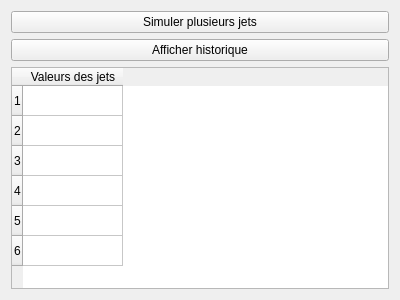
Above: simulation_de/dehisto.ui from ValDV/Projets_qt before the change. Below: the same form after it.
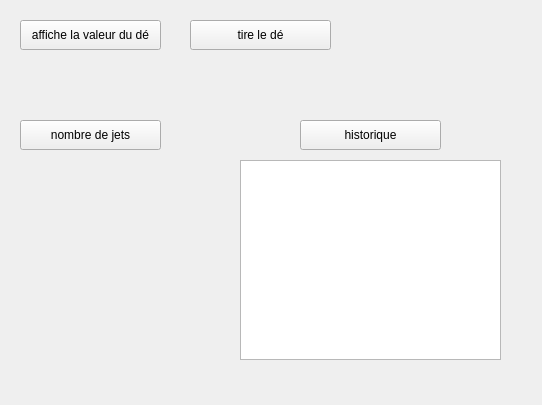
That is the form after the change.

What changed in the file:
```diff
--- a/simulation_de/dehisto.ui
+++ b/simulation_de/dehisto.ui
@@ -1,54 +1,95 @@
 <?xml version="1.0" encoding="UTF-8"?>
 <ui version="4.0">
- <class>Dehisto</class>
- <widget class="QWidget" name="Dehisto">
+ <class>DeHisto</class>
+ <widget class="QMainWindow" name="DeHisto">
   <property name="geometry">
    <rect>
     <x>0</x>
     <y>0</y>
-    <width>400</width>
-    <height>300</height>
+    <width>542</width>
+    <height>405</height>
    </rect>
   </property>
   <property name="windowTitle">
    <string>Dehisto</string>
   </property>
-  <layout class="QVBoxLayout" name="verticalLayout">
-   <item>
-    <widget class="QPushButton" name="buttonSimuler">
-     <property name="text">
-      <string>Simuler plusieurs jets</string>
-     </property>
-    </widget>
-   </item>
-   <item>
-    <widget class="QPushButton" name="buttonAfficher">
-     <property name="text">
-      <string>Afficher historique</string>
-     </property>
-    </widget>
-   </item>
-   <item>
-    <widget class="QTableWidget" name="tableHistorique">
-     <property name="columnCount">
-      <number>1</number>
-     </property>
-     <property name="rowCount">
-      <number>6</number>
-     </property>
-     <property name="horizontalHeaderLabels">
-      <stringlist>
-       <string>Valeurs des jets</string>
-      </stringlist>
-     </property>
-     <column>
-      <property name="text">
-       <string>Valeurs des jets</string>
-      </property>
-     </column>
-    </widget>
-   </item>
-  </layout>
+  <widget class="QWidget" name="centralwidget">
+   <widget class="QPushButton" name="tireDe">
+    <property name="geometry">
+     <rect>
+      <x>190</x>
+      <y>20</y>
+      <width>141</width>
+      <height>30</height>
+     </rect>
+    </property>
+    <property name="text">
+     <string>tire le dé</string>
+    </property>
+   </widget>
+   <widget class="QPushButton" name="afficheValeurDe">
+    <property name="geometry">
+     <rect>
+      <x>20</x>
+      <y>20</y>
+      <width>141</width>
+      <height>30</height>
+     </rect>
+    </property>
+    <property name="text">
+     <string>affiche la valeur du dé</string>
+    </property>
+   </widget>
+   <widget class="QPushButton" name="nombreJets">
+    <property name="geometry">
+     <rect>
+      <x>20</x>
+      <y>120</y>
+      <width>141</width>
+      <height>30</height>
+     </rect>
+    </property>
+    <property name="text">
+     <string>nombre de jets</string>
+    </property>
+   </widget>
+   <widget class="QPushButton" name="historique">
+    <property name="geometry">
+     <rect>
+      <x>300</x>
+      <y>120</y>
+      <width>141</width>
+      <height>30</height>
+     </rect>
+    </property>
+    <property name="text">
+     <string>historique</string>
+    </property>
+   </widget>
+   <widget class="QLabel" name="labelValeurDe">
+    <property name="geometry">
+     <rect>
+      <x>110</x>
+      <y>70</y>
+      <width>131</width>
+      <height>30</height>
+     </rect>
+    </property>
+    <property name="text">
+     <string/>
+    </property>
+   </widget>
+   <widget class="QTableWidget" name="tableHistorique">
+    <property name="geometry">
+     <rect>
+      <x>240</x>
+      <y>160</y>
+      <width>261</width>
+      <height>200</height>
+     </rect>
+    </property>
+   </widget>
+  </widget>
  </widget>
  <resources/>
  <connections/>
```
Left out of the diff: 2 changed lines with no effect on the pictures.
